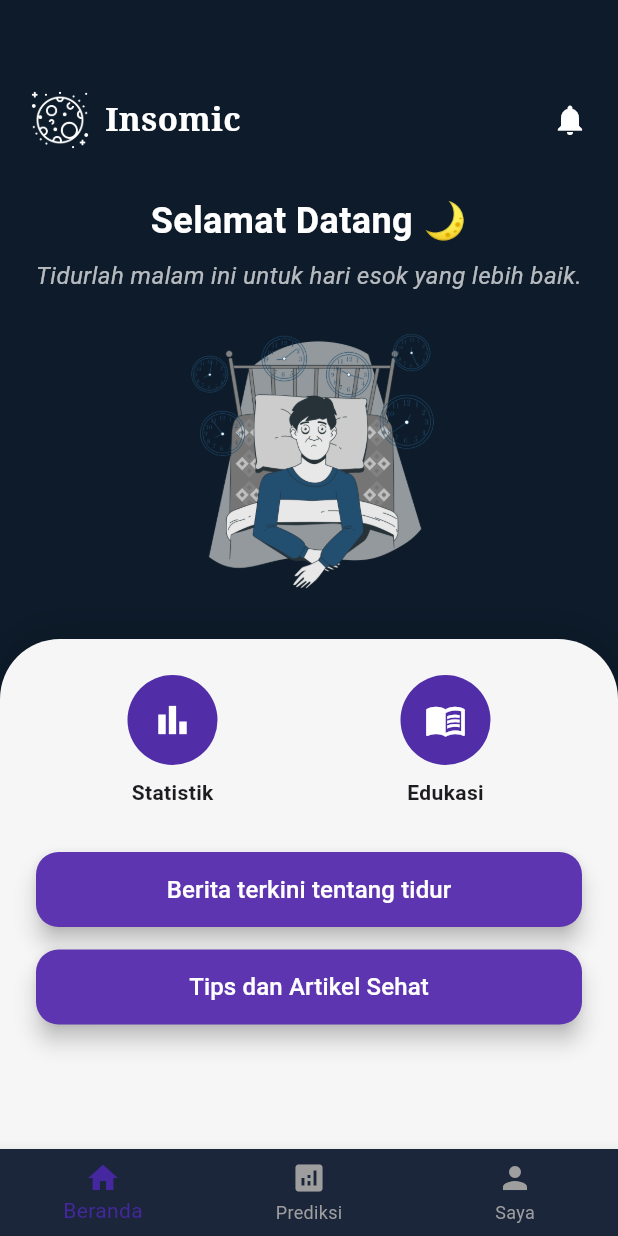
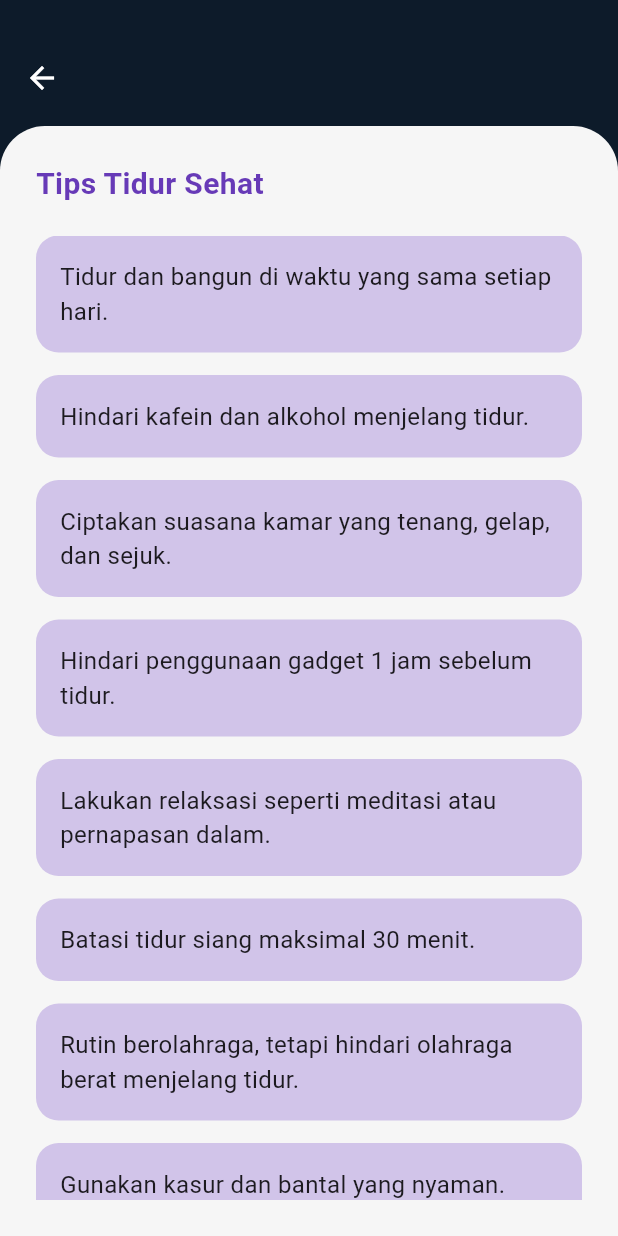
Before and after one commit to riziqhilmi/Insomnia-Mobile, a Flutter app: the HomePage screen opened directly, after a tap on "Tips dan Artikel Sehat", on a phone screen of 412 x 824 dp. Run offline on Flutter 3.47's test engine with Material 3 defaults, Android fonts, the phone set to English and light mode, and no system bars; our stand-ins replace animated_background, get, google_fonts.

Commit message:
add tips tidur

```diff
--- a/lib/page/home_page.dart
+++ b/lib/page/home_page.dart
@@ -2,6 +2,7 @@ import 'package:flutter/material.dart';
 import '../page/profile_page.dart';
 import 'education_page.dart';
 import 'prediski_page.dart';
+import 'tips_page.dart';
 import 'package:get/get.dart';
 import '../page/statistik_page.dart';
 
@@ -11,8 +12,7 @@ class HomePage extends StatelessWidget {
   @override
   Widget build(BuildContext context) {
     return Scaffold(
-      backgroundColor:
-          const Color(0xFF0D1B2A), // Lebih gelap, cocok untuk malam
+      backgroundColor: const Color(0xFF0D1B2A),
       body: Stack(
         children: [
           // Bagian atas
@@ -131,9 +131,31 @@ class HomePage extends StatelessWidget {
                     ],
                   ),
                   const SizedBox(height: 30),
-                  SleepButton(text: 'Berita terkini tentang tidur'),
+                  SleepButton(
+                    text: 'Berita terkini tentang tidur',
+                    onPressed: () {
+                      // Arahkan ke halaman berita jika sudah tersedia
+                      Get.snackbar(
+                        'Info',
+                        'Fitur berita masih dalam pengembangan.',
+                        snackPosition: SnackPosition.BOTTOM,
+                        backgroundColor: Colors.deepPurple,
+                        colorText: Colors.white,
+                      );
+                    },
+                  ),
                   const SizedBox(height: 15),
-                  SleepButton(text: 'Tips dan Artikel Sehat'),
+                  SleepButton(
+                    text: 'Tips dan Artikel Sehat',
+                    onPressed: () {
+                      Navigator.push(
+                        context,
+                        MaterialPageRoute(
+                          builder: (context) => const TipsTidurPage(),
+                        ),
+                      );
+                    },
+                  ),
                 ],
               ),
             ),
@@ -146,13 +168,11 @@ class HomePage extends StatelessWidget {
         backgroundColor: const Color(0xFF1B263B),
         onTap: (index) {
           if (index == 2) {
-            // Navigasi ke halaman profil
             Navigator.push(
               context,
               MaterialPageRoute(builder: (context) => const ProfilePage()),
             );
           } else if (index == 1) {
-            // Navigasi ke halaman prediksi
             Navigator.push(
               context,
               MaterialPageRoute(
@@ -174,19 +194,19 @@ class HomePage extends StatelessWidget {
 class FeatureButton extends StatelessWidget {
   final IconData icon;
   final String label;
-  final VoidCallback? onTap; // Menambahkan onTap sebagai parameter opsional
+  final VoidCallback? onTap;
 
   const FeatureButton({
     super.key,
     required this.icon,
     required this.label,
-    this.onTap, // Inisialisasi parameter onTap
+    this.onTap,
   });
 
   @override
   Widget build(BuildContext context) {
     return GestureDetector(
-      onTap: onTap, // Menggunakan onTap saat widget diklik
+      onTap: onTap,
       child: Column(
         children: [
           CircleAvatar(
@@ -210,13 +230,18 @@ class FeatureButton extends StatelessWidget {
 
 class SleepButton extends StatelessWidget {
   final String text;
+  final VoidCallback? onPressed;
 
-  const SleepButton({super.key, required this.text});
+  const SleepButton({
+    super.key,
+    required this.text,
+    this.onPressed,
+  });
 
   @override
   Widget build(BuildContext context) {
     return ElevatedButton(
-      onPressed: () {},
+      onPressed: onPressed,
       style: ElevatedButton.styleFrom(
         backgroundColor: Colors.deepPurple[600],
         foregroundColor: Colors.white,
--- /dev/null
+++ b/lib/page/tips_page.dart
@@ -0,0 +1,89 @@
+import 'package:flutter/material.dart';
+
+class TipsTidurPage extends StatelessWidget {
+  const TipsTidurPage({super.key});
+
+  final List<String> tipsTidur = const [
+    'Tidur dan bangun di waktu yang sama setiap hari.',
+    'Hindari kafein dan alkohol menjelang tidur.',
+    'Ciptakan suasana kamar yang tenang, gelap, dan sejuk.',
+    'Hindari penggunaan gadget 1 jam sebelum tidur.',
+    'Lakukan relaksasi seperti meditasi atau pernapasan dalam.',
+    'Batasi tidur siang maksimal 30 menit.',
+    'Rutin berolahraga, tetapi hindari olahraga berat menjelang tidur.',
+    'Gunakan kasur dan bantal yang nyaman.',
+    'Jika tidak bisa tidur, bangunlah dan lakukan aktivitas ringan.',
+    'Buat rutinitas sebelum tidur, seperti membaca atau mandi air hangat.',
+  ];
+
+  @override
+  Widget build(BuildContext context) {
+    return Scaffold(
+      backgroundColor: const Color(0xFF0D1B2A),
+      body: Column(
+        children: [
+          const SizedBox(height: 40),
+          Padding(
+            padding: const EdgeInsets.symmetric(horizontal: 16),
+            child: Row(
+              children: [
+                GestureDetector(
+                  onTap: () {
+                    Navigator.pop(context);
+                  },
+                  child: const Icon(Icons.arrow_back, color: Colors.white),
+                ),
+              ],
+            ),
+          ),
+          const SizedBox(height: 20),
+          Expanded(
+            child: Container(
+              padding: const EdgeInsets.all(24),
+              decoration: const BoxDecoration(
+                color: Color(0xFFF6F6F6),
+                borderRadius: BorderRadius.vertical(top: Radius.circular(30)),
+              ),
+              child: Column(
+                crossAxisAlignment: CrossAxisAlignment.start,
+                children: [
+                  const Text(
+                    'Tips Tidur Sehat',
+                    style: TextStyle(
+                      fontSize: 20,
+                      fontWeight: FontWeight.bold,
+                      color: Colors.deepPurple,
+                    ),
+                  ),
+                  const SizedBox(height: 20),
+                  Expanded(
+                    child: ListView.builder(
+                      itemCount: tipsTidur.length,
+                      itemBuilder: (context, index) {
+                        return Container(
+                          margin: const EdgeInsets.only(bottom: 15),
+                          padding: const EdgeInsets.all(16),
+                          decoration: BoxDecoration(
+                            color: Colors.deepPurple[100],
+                            borderRadius: BorderRadius.circular(15),
+                          ),
+                          child: Text(
+                            tipsTidur[index],
+                            style: const TextStyle(
+                              fontSize: 16,
+                              color: Colors.black87,
+                            ),
+                          ),
+                        );
+                      },
+                    ),
+                  ),
+                ],
+              ),
+            ),
+          ),
+        ],
+      ),
+    );
+  }
+}
```
